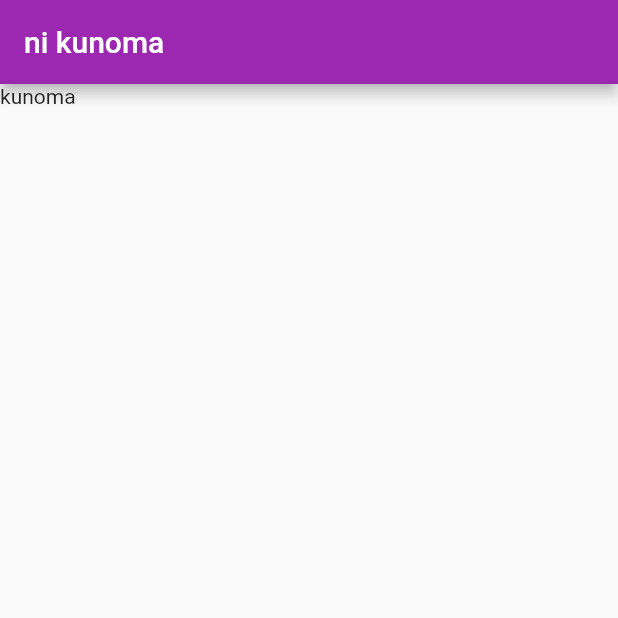
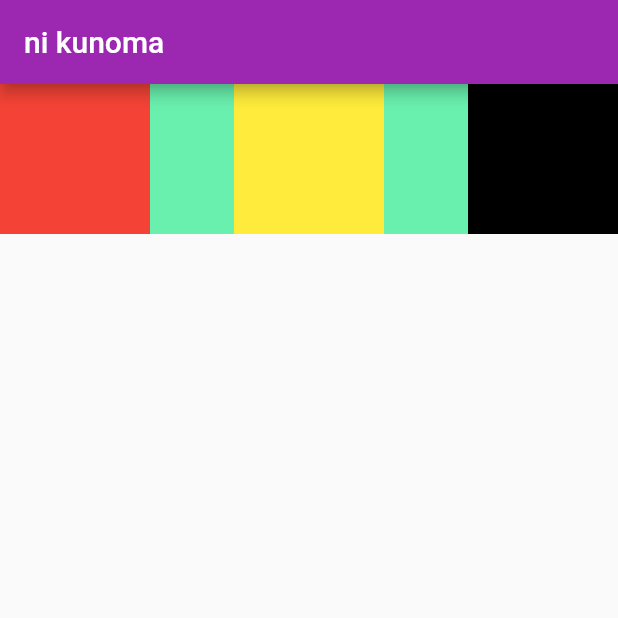
Before and after one commit to keya254/Flutter1stapp, a Flutter app: the screen it shows after launch, on a phone screen of 412 x 824 dp, the top half of it. Run offline on Flutter 3.47's test engine with Material 2 defaults, Android fonts, the phone set to English and light mode, and no system bars.

Commit message:
ubderstanding how to use material

```diff
--- a/lib/main.dart
+++ b/lib/main.dart
@@ -18,7 +18,33 @@ class HomePage extends StatelessWidget {
         title: Text("ni kunoma"),
       ),
       body: Container(
-        child: Text("kunoma") ,),
+        height: 100,
+        color: Colors.greenAccent,
+        child: Row(
+          mainAxisAlignment: MainAxisAlignment.spaceBetween,
+          crossAxisAlignment: CrossAxisAlignment.stretch,
+          children: [
+            Container(
+              padding: EdgeInsets.all(8),
+              width: 100,
+              height: 100,
+              color: Colors.red,
+            ),
+            Container(
+              padding: EdgeInsets.all(8),
+              width: 100,
+              height: 100,
+              color: Colors.yellow,
+            ),
+            Container(
+              padding: EdgeInsets.all(8),
+              width: 100,
+              height: 100,
+              color: Colors.black,
+            )
+          ],
+        ),
+      ),
     );
   }
 }
```
